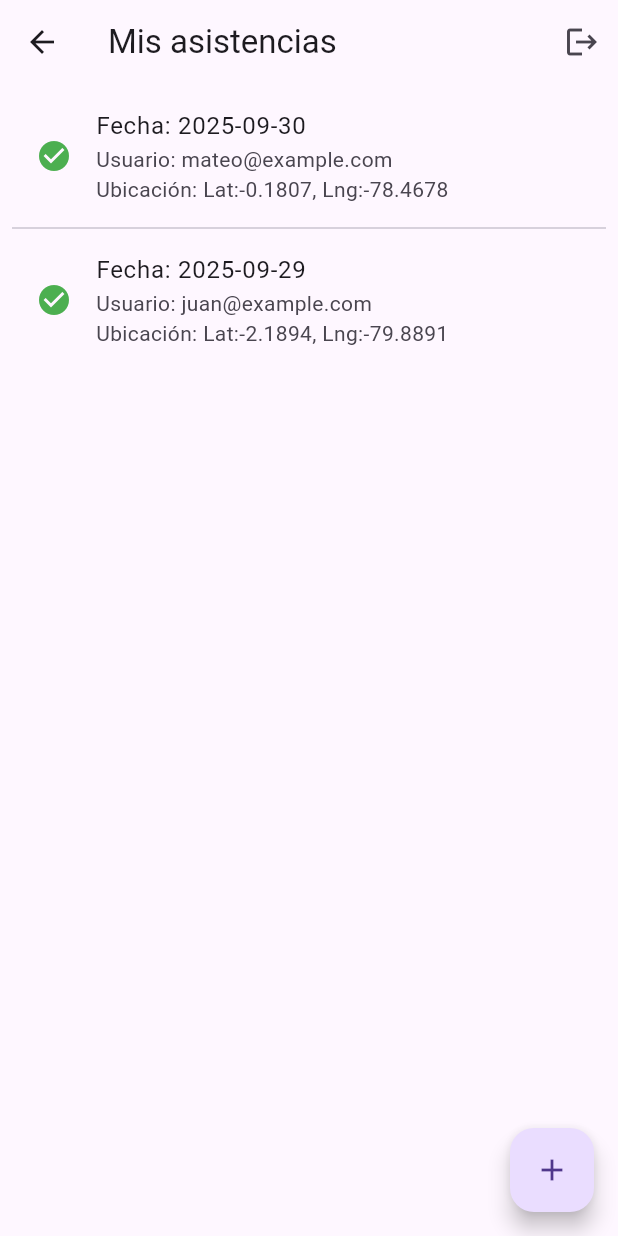
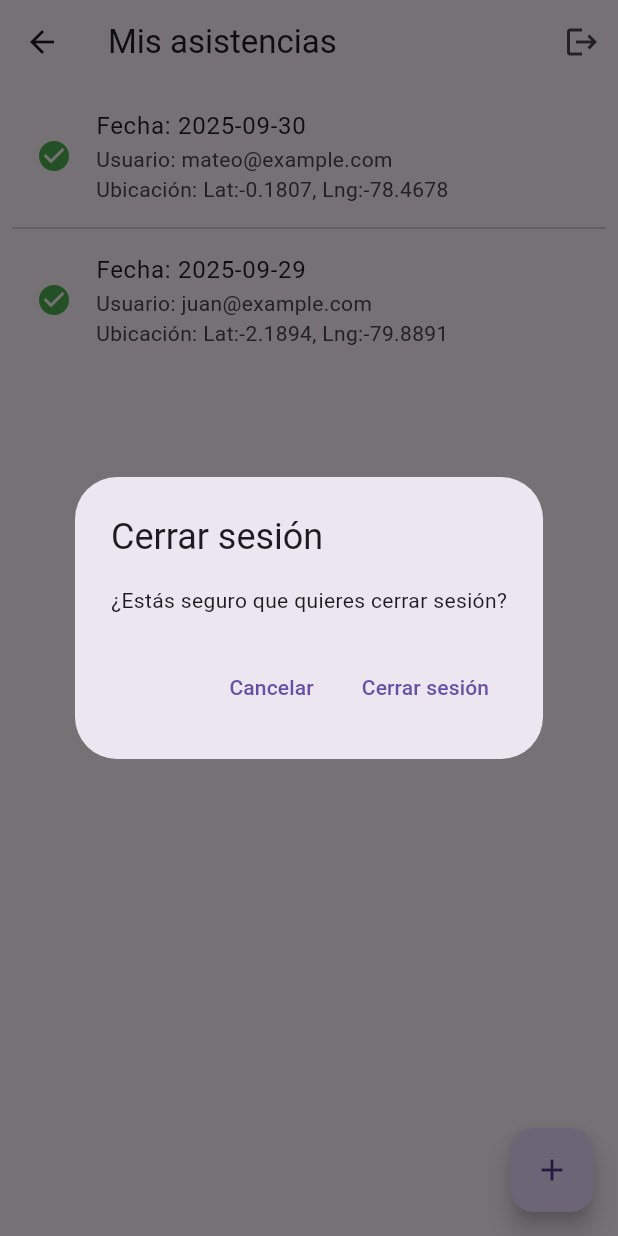
Before and after one commit to MateoBel20/sheyla-asistencia, a Flutter app: the AttendanceListPage screen opened by its route, after a tap on the "logout" icon, on a phone screen of 412 x 824 dp. Run offline on Flutter 3.47's test engine with Material 3 defaults, Android fonts, the phone set to English and light mode, and no system bars; our stand-ins replace appwrite, flutter_riverpod, geolocator; network calls fail.

Commit message:
Confirmación de cierre de sesión.
Se incorporó un cuadro de confirmación de cierre de sesión del aplicativo.

```diff
--- a/lib/src/ui/pages/attendance_list_page.dart
+++ b/lib/src/ui/pages/attendance_list_page.dart
@@ -29,6 +29,26 @@ class _AttendanceListPageState extends State<AttendanceListPage> {
   }
 
   Future<void> _logout() async {
+  final confirm = await showDialog<bool>(
+    context: context,
+    builder: (context) => AlertDialog(
+      title: const Text("Cerrar sesión"),
+      content: const Text("¿Estás seguro que quieres cerrar sesión?"),
+      actions: [
+        TextButton(
+          onPressed: () => Navigator.of(context).pop(false), // Cancelar
+          child: const Text("Cancelar"),
+        ),
+        TextButton(
+          onPressed: () => Navigator.of(context).pop(true), // Confirmar
+          child: const Text("Cerrar sesión"),
+        ),
+      ],
+    ),
+  );
+
+  // Si el usuario confirma, se cierra la sesión
+  if (confirm == true) {
     await AuthService.logout();
     if (!mounted) return;
     Navigator.pushAndRemoveUntil(
@@ -37,6 +57,7 @@ class _AttendanceListPageState extends State<AttendanceListPage> {
       (route) => false,
     );
   }
+}
 
   void _goToTakeAttendance() {
     // TODO: implementar la pantalla "Tomar asistencia"
```
